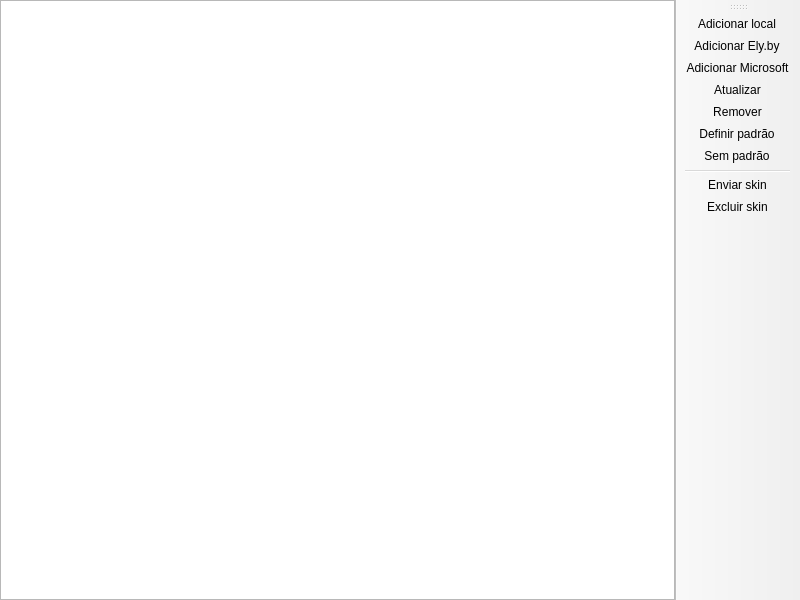
Qt form launcher/ui/pages/global/AccountListPage.ui (Chrispsz/Launcher) before a commit.
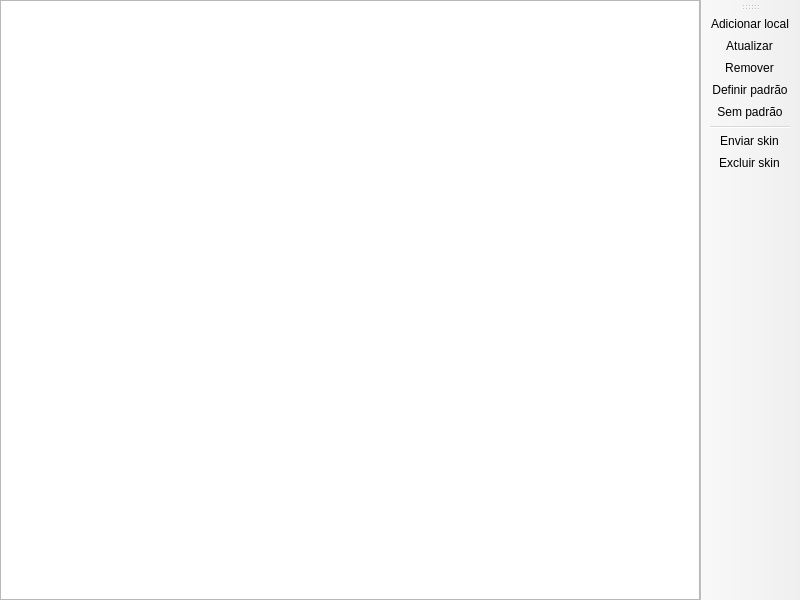
The same form after that commit. Custom widgets are drawn as their Qt base class.

Commit message: cleanup: remover contas Microsoft/Ely.by, código morto, fix CurseForge download 403

What changed in the file:
```diff
--- a/launcher/ui/pages/global/AccountListPage.ui
+++ b/launcher/ui/pages/global/AccountListPage.ui
@@ -53,8 +53,6 @@
     <bool>false</bool>
    </attribute>
    <addaction name="actionAddLocal"/>
-   <addaction name="actionAddMojang"/>
-   <addaction name="actionAddMicrosoft"/>
    <addaction name="actionRefresh"/>
    <addaction name="actionRemove"/>
    <addaction name="actionSetDefault"/>
@@ -68,11 +66,7 @@
     <string>Adicionar local</string>
    </property>
   </action>
-  <action name="actionAddMojang">
-   <property name="text">
-    <string>Adicionar Ely.by</string>
-   </property>
-  </action>
+
   <action name="actionRemove">
    <property name="text">
     <string>Remover</string>
@@ -104,11 +98,7 @@
     <string>Excluir a skin atual e voltar para a padrão</string>
    </property>
   </action>
-  <action name="actionAddMicrosoft">
-   <property name="text">
-    <string>Adicionar Microsoft</string>
-   </property>
-  </action>
+
   <action name="actionRefresh">
    <property name="text">
     <string>Atualizar</string>
```
The commit also changes 34 other files.
